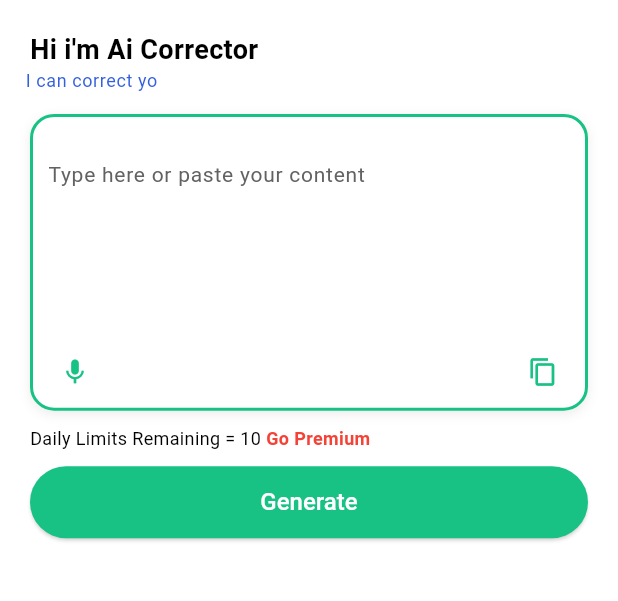
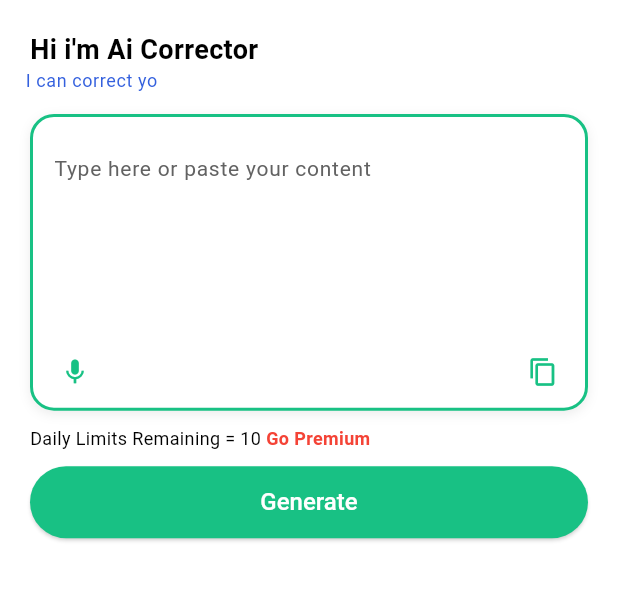
Before and after one commit to Bilal17809/ai_checker_translator, a Flutter app: the BottomNavExample screen opened by its route, after a tap on "Ai corrector", on a phone screen of 412 x 824 dp, the part 84-685 px from its top. Run offline on Flutter 3.47's test engine with Material 3 defaults, Android fonts, the phone set to English and light mode, and no system bars; our stand-ins replace audioplayers, connectivity_plus, curved_navigation_bar, flutter_tts, fluttertoast, get and 6 more; missing offline and left inert: country_flags, dart:ffi, panara_dialogs, translator; accounts and stored records are empty; Roboto replaces fonts that are missing (Montserrat).

Commit message:
07/15/2025 by izhar updated code

```diff
--- a/lib/core/common_widgets/assistent_input_box_widget.dart
+++ b/lib/core/common_widgets/assistent_input_box_widget.dart
@@ -18,7 +18,7 @@ class AssistantInputBox extends StatefulWidget {
   final double? customHeight;
   final List<Widget>? footerButtons;
   final bool showClearIcon;
-
+  final EdgeInsetsGeometry? contentPadding;
   const AssistantInputBox({
     super.key,
     required this.controller,
@@ -33,6 +33,8 @@ class AssistantInputBox extends StatefulWidget {
     this.customHeight,
     this.footerButtons,
     this.showClearIcon = false,
+    this.contentPadding
+
   });
 
   @override
@@ -40,29 +42,28 @@ class AssistantInputBox extends StatefulWidget {
 }
 
 class _AssistantInputBoxState extends State<AssistantInputBox> {
+  final TranslationController controller = Get.put(TranslationController());
+  final ScrollController _scrollController = ScrollController();
   late int currentLength;
 
-  @override
-  void initState() {
-    super.initState();
-    currentLength = widget.controller.text.length;
-    widget.controller.addListener(_updateLength);
-  }
+  // @override
+  // void initState() {
+  //   super.initState();
+  //   currentLength = widget.controller.text.length;
+  //   // widget.controller.addListener(_updateLength);
+  // }
 
-  void _updateLength() {
-    setState(() {
-      currentLength = widget.controller.text.length;
-    });
-  }
+  // // void _updateLength() {
+  // //   setState(() {
+  // //     currentLength = widget.controller.text.length;
+  // //   });
+  // // }
 
-  @override
-  void dispose() {
-    widget.controller.removeListener(_updateLength);
-    super.dispose();
-  }
-
-  final TranslationController controller = Get.put(TranslationController());
-  final ScrollController _scrollController = ScrollController();
+  // // @override
+  // // void dispose() {
+  // //   widget.controller.removeListener(_updateLength);
+  // //   super.dispose();
+  // // }
 
   @override
   Widget build(BuildContext context) {
@@ -70,17 +71,19 @@ class _AssistantInputBoxState extends State<AssistantInputBox> {
       children: [
         Container(
           height:
-          widget.customHeight ?? MediaQuery.of(context).size.height * 0.24,
-          padding: const EdgeInsets.symmetric(horizontal: 04, vertical: 00),
+              widget.customHeight ?? MediaQuery.of(context).size.height * 0.24,
+          padding: const EdgeInsets.symmetric(horizontal: 4),
           decoration: roundedDecoration.copyWith(
             border: Border.all(color: kMintGreen, width: 2),
             borderRadius: widget.borderRadius,
           ),
           child: Column(
-
             crossAxisAlignment: CrossAxisAlignment.start,
             children: [
-              SizedBox(height: 10),
+              // Padding added to avoid overlap with clear button
+              const SizedBox(height: 10),
+
+              // Scrollable TextField
               Expanded(
                 child: ClipRRect(
                   borderRadius: widget.borderRadius,
@@ -89,7 +92,7 @@ class _AssistantInputBoxState extends State<AssistantInputBox> {
                     thumbVisibility: true,
                     child: SingleChildScrollView(
                       controller: _scrollController,
-
+                      padding: const EdgeInsets.only(top: 0),
                       child: CustomTextFormField(
                         readOnly: widget.readOnly,
                         textDirection: widget.textDirection,
@@ -98,14 +101,19 @@ class _AssistantInputBoxState extends State<AssistantInputBox> {
                         hintText: widget.hintText,
                         border: InputBorder.none,
                         suffixIcon: null,
-                        maxLines: null, // important to allow vertical scroll
+                        maxLines: null,
                         keyboardType: TextInputType.multiline,
+                        contentPadding:
+                            widget.contentPadding ??
+                            EdgeInsets.symmetric(horizontal: 02, vertical: 12),
                       ),
                     ),
                   ),
                 ),
               ),
-              if (widget.showFooter) ...[
+
+              // Footer buttons
+              if (widget.showFooter)
                 Row(
                   mainAxisAlignment: MainAxisAlignment.end,
                   crossAxisAlignment: CrossAxisAlignment.start,
@@ -113,22 +121,21 @@ class _AssistantInputBoxState extends State<AssistantInputBox> {
                     if (widget.footerButtons != null) ...widget.footerButtons!,
                   ],
                 ),
-              ],
             ],
           ),
         ),
 
-        // Clear icon
+        // Clear Button at top-right
         if (widget.showClearIcon && widget.controller.text.isNotEmpty)
           Positioned(
             top: 00,
-            right: 8,
+            right: 00,
             child: IconButton(
               icon: const Icon(Icons.close, size: 18),
               onPressed: () {
-                setState(() {
+
                   widget.controller.clear();
-                });
+
               },
             ),
           ),
--- a/lib/core/common_widgets/back_to_home_wrapper.dart
+++ b/lib/core/common_widgets/back_to_home_wrapper.dart
@@ -11,6 +11,7 @@ class BackToHomeWrapper extends StatelessWidget {
   Widget build(BuildContext context) {
     return WillPopScope(
       onWillPop: () async {
+        FocusScope.of(context).unfocus();
         BottomNavExample.bottomNavKey.currentState?.goToHome();
         return true;
       },
--- a/lib/core/common_widgets/fluttertaost_message.dart
+++ b/lib/core/common_widgets/fluttertaost_message.dart
@@ -1,3 +1,4 @@
+import 'dart:io';
 
 import 'package:ai_checker_translator/core/common_widgets/no_internet_dialog.dart';
 import 'package:ai_checker_translator/core/theme/app_colors.dart';
@@ -61,34 +62,40 @@ class Utils {
 
 
 
-  static final RxBool hasInternet = true.obs;
+static final RxBool hasInternet = true.obs;
 
-  static void monitorInternet() {
+static void monitorInternet() {
     Connectivity().onConnectivityChanged.listen((
       List<ConnectivityResult> results,
-    ) {
-      bool isConnected =
-          results.isNotEmpty && !results.contains(ConnectivityResult.none);
+    ) async {
+      // Try pinging a server to confirm internet availability
+      bool isActuallyOnline = await isConnectedToInternet();
 
-      if (!hasInternet.value && isConnected) {
+      if (!hasInternet.value && isActuallyOnline) {
         Utils().toastMessage("Your internet connection has been restored");
       }
-      hasInternet.value = isConnected;
+
+      hasInternet.value = isActuallyOnline;
     });
   }
 
-  static Future<bool> isConnectedToInternet() async {
-    final results = await Connectivity().checkConnectivity();
-    return results.isNotEmpty && !results.contains(ConnectivityResult.none);
+static Future<bool> isConnectedToInternet() async {
+    try {
+      final result = await InternetAddress.lookup('google.com');
+      return result.isNotEmpty && result[0].rawAddress.isNotEmpty;
+    } catch (_) {
+      return false;
+    }
   }
 
-  static Future<bool> checkAndShowNoInternetDialogIfOffline() async {
-    final bool hasInternet = await Utils.isConnectedToInternet();
-    if (!hasInternet) {
+static Future<bool> checkAndShowNoInternetDialogIfOffline() async {
+    final bool online = await isConnectedToInternet();
+    if (!online) {
       Get.dialog(const NoInternetDialog(), barrierDismissible: false);
     }
-    return hasInternet;
+    return online;
   }
+
 
   static Future<void> playCorrectSound() async {
     await _player.stop();
--- a/lib/core/common_widgets/textform_field.dart
+++ b/lib/core/common_widgets/textform_field.dart
@@ -30,6 +30,7 @@ class CustomTextFormField extends StatelessWidget {
   const CustomTextFormField({
     super.key,
     required this.hintText,
+
     this.textDirection,
     this.readOnly = false,
     this.controller,
@@ -58,6 +59,7 @@ class CustomTextFormField extends StatelessWidget {
   @override
   Widget build(BuildContext context) {
     return TextFormField(
+      autofocus: false,
       readOnly: readOnly,
       controller: controller,
       focusNode: focusNode,
@@ -73,6 +75,7 @@ class CustomTextFormField extends StatelessWidget {
         hintText: hintText,
 
 
+
         // hintMaxLines: hintMaxLine,
         maintainHintHeight: true,
         prefixIcon: prefixIcon,
@@ -82,7 +85,7 @@ class CustomTextFormField extends StatelessWidget {
         enabledBorder: enabledBorder ?? InputBorder.none,
         contentPadding:
             contentPadding ??
-            const EdgeInsets.symmetric(horizontal: 02, vertical: 16),
+            const EdgeInsets.symmetric(horizontal: 02, vertical: 12),
       ),
 
     );
--- a/lib/presentations/ai_dictionary/view/ai_dictionary_page.dart
+++ b/lib/presentations/ai_dictionary/view/ai_dictionary_page.dart
@@ -8,6 +8,7 @@ import 'package:ai_checker_translator/core/theme/app_theme.dart';
 import 'package:ai_checker_translator/presentations/ai_dictionary/contrl/ai_dictioanay_contrl.dart';
 import 'package:ai_checker_translator/presentations/ai_dictionary/contrl/animation_controller.dart';
 import 'package:flutter/material.dart';
+import 'package:flutter/services.dart';
 import 'package:get/get.dart';
 import 'package:share_plus/share_plus.dart';
 
@@ -22,10 +23,10 @@ class AiDictionaryPage extends StatefulWidget {
 
 class _AiDictionaryPageState extends State<AiDictionaryPage>
     with AppLifecycleMixin {
-
   // final animatedController = Get.find<AnimatedTextController>();
   final GeminiAiCorrectionController controller =
       Get.find<GeminiAiCorrectionController>();
+
 
 
   @override
@@ -34,6 +35,16 @@ class _AiDictionaryPageState extends State<AiDictionaryPage>
     controller.textCheckPromptController.clear();
     FocusScope.of(context).unfocus();
   }
+
+  @override
+  void dispose() {
+    FocusManager.instance.primaryFocus?.unfocus();
+    Future.delayed(Duration(milliseconds: 10), () {
+      SystemChannels.textInput.invokeMethod('TextInput.hide');
+    });
+    super.dispose();
+  }
+
 
   @override
   Widget build(BuildContext context) {
@@ -48,7 +59,10 @@ class _AiDictionaryPageState extends State<AiDictionaryPage>
           body: Stack(
             children: [
               Padding(
-            padding: const EdgeInsets.symmetric(horizontal: 20, vertical: 20),
+                padding: const EdgeInsets.symmetric(
+                  horizontal: 20,
+                  vertical: 20,
+                ),
                 child: SingleChildScrollView(
                   physics: NeverScrollableScrollPhysics(),
                   child: Column(
@@ -57,7 +71,10 @@ class _AiDictionaryPageState extends State<AiDictionaryPage>
                     children: [
                       const Text(
                         "Hi i'm Ai Corrector",
-                    style: TextStyle(fontSize: 18, fontWeight: FontWeight.bold),
+                        style: TextStyle(
+                          fontSize: 18,
+                          fontWeight: FontWeight.bold,
+                        ),
                       ),
                       AnimatedTypingText(
                         key: widget.key,
@@ -67,32 +84,50 @@ class _AiDictionaryPageState extends State<AiDictionaryPage>
                         style: context.textTheme.bodySmall!.copyWith(
                           color: kBlue,
                         ),
-
                       ),
 
                       const SizedBox(height: 14),
-                  AssistantInputBox(
-                      // readOnly: true,
+                      ValueListenableBuilder<TextEditingValue>(
+                        valueListenable: controller.textCheckPromptController,
+                        builder: (context, value, _) {
+                          return AssistantInputBox(
+                            contentPadding: const EdgeInsets.fromLTRB(
+                              6,
+                              0,
+                              22,
+                              0,
+                            ),
                             hintText: "Type here or paste your content",
                             controller: controller.textCheckPromptController,
                             iconButtons: [],
-                    showClearIcon: true,
+                            showClearIcon: value.text.isNotEmpty,
                             footerButtons: [
                               IconButton(
                                 onPressed: () {
-                          controller.startMicInput(languageISO: 'en-US');
+                                  controller.startMicInput(
+                                    languageISO: 'en-US',
+                                  );
                                 },
-                        icon: Icon(Icons.mic, size: 20, color: kMintGreen),
+                                icon: const Icon(
+                                  Icons.mic,
+                                  size: 20,
+                                  color: kMintGreen,
+                                ),
                               ),
                               const Spacer(),
                               IconButton(
-                        onPressed: () {
-                            controller.copyPromptText();
-                        },
-                        icon: Icon(Icons.copy, size: 20, color: kMintGreen),
+                                onPressed: controller.copyPromptText,
+                                icon: const Icon(
+                                  Icons.copy,
+                                  size: 20,
+                                  color: kMintGreen,
+                                ),
                               ),
                             ],
+                          );
+                        },
                       ),
+
                       const SizedBox(height: 10),
                       Text.rich(
                         TextSpan(
@@ -156,7 +191,9 @@ class _AiDictionaryPageState extends State<AiDictionaryPage>
                             child: SingleChildScrollView(
                               child: GeneratedTextWidget(
                                 onTapShare: () {
-                              Share.share(controller.grammarResponseText.value);
+                                  Share.share(
+                                    controller.grammarResponseText.value,
+                                  );
                                 },
                                 onTapCopy: () {
                                   controller.copyResponseText();
@@ -172,8 +209,7 @@ class _AiDictionaryPageState extends State<AiDictionaryPage>
               ),
             ],
           ),
-
-        )
+        ),
       ),
     );
   }
--- a/lib/presentations/aska/view/ask_ai_screen.dart
+++ b/lib/presentations/aska/view/ask_ai_screen.dart
@@ -26,6 +26,16 @@ class AskAiScreen extends StatefulWidget {
 
 class _AskAiScreenState extends State<AskAiScreen> with AppLifecycleMixin {
   final GeminiController controller = Get.find<GeminiController>();
+
+
+  @override
+  void dispose() {
+    FocusManager.instance.primaryFocus?.unfocus();
+    Future.delayed(Duration(milliseconds: 10), () {
+      SystemChannels.textInput.invokeMethod('TextInput.hide');
+    });
+    super.dispose();
+  }
 
   @override
   void onAppPause() {
@@ -64,12 +74,21 @@ class _AskAiScreenState extends State<AskAiScreen> with AppLifecycleMixin {
 
                     ),
                     const SizedBox(height: 10),
-                    AssistantInputBox(
+                      ValueListenableBuilder<TextEditingValue>(
+                        valueListenable: controller.promptController,
+                        builder: (context, value, _) {
+                          return AssistantInputBox(
+                            contentPadding: const EdgeInsets.fromLTRB(
+                              06,
+                              0,
+                              22,
+                              00,
+                            ),
                             readOnly: false,
                             hintText: "Type here or paste your content",
                             controller: controller.promptController,
                             iconButtons: [],
-                      showClearIcon: true,
+                            showClearIcon: value.text.isNotEmpty,
                             footerButtons: [
                               IconButton(
                                 onPressed:
@@ -92,7 +111,10 @@ class _AskAiScreenState extends State<AskAiScreen> with AppLifecycleMixin {
                                 ),
                               ),
                             ],
+                          );
+                        },
 ),
+
                     const SizedBox(height: 10),
                     Text.rich(
                       TextSpan(
--- a/lib/presentations/aska/widgets/text_generated_widget.dart
+++ b/lib/presentations/aska/widgets/text_generated_widget.dart
@@ -49,7 +49,10 @@ class _GeneratedTextWidgetState extends State<GeneratedTextWidget> {
         child: Column(
           mainAxisSize: MainAxisSize.min,
           children: [
+            SizedBox(height: 10),
             Expanded(
+              child: ClipRRect(
+                borderRadius: BorderRadius.circular(10),
                 child: Scrollbar(
                   controller: _scrollController,
                   thumbVisibility: true,
@@ -58,6 +61,7 @@ class _GeneratedTextWidgetState extends State<GeneratedTextWidget> {
                     child: Align(
                       alignment: Alignment.topLeft,
                       child: _buildContent(),
+                    ),
                   ),
                 ),
               ),
--- a/lib/presentations/home/view/home_view.dart
+++ b/lib/presentations/home/view/home_view.dart
@@ -1,3 +1,4 @@
+import 'package:ai_checker_translator/presentations/ai_dictionary/contrl/ai_dictioanay_contrl.dart';
 import 'package:ai_checker_translator/presentations/ai_dictionary/view/ai_dictionary_page.dart';
 import 'package:ai_checker_translator/presentations/aska/view/ask_ai_screen.dart';
 import 'package:ai_checker_translator/presentations/bottom_nav_bar/bottom_nav_bar.dart';
@@ -8,7 +9,6 @@ import 'package:get/get.dart';
 import 'package:ai_checker_translator/core/common_widgets/common_appbar_widget.dart';
 import 'package:ai_checker_translator/core/common_widgets/custom_drawer.dart';
 import 'package:ai_checker_translator/core/routes/routes_name.dart';
-import 'package:ai_checker_translator/core/theme/app_colors.dart';
 import 'package:ai_checker_translator/gen/assets.gen.dart';
 import '../../aska/controller/gemini_controller.dart';
 import '../widgets/feature_card_widget.dart';
@@ -23,16 +23,39 @@ class HomeView extends StatefulWidget {
 
 class _HomeViewState extends State<HomeView> {
   final geminicontroller = Get.find<GeminiController>();
+  final FocusScopeNode _focusScopeNode = FocusScopeNode();
+  GeminiAiCorrectionController geminiAiCorrectionController =
+      Get.find<GeminiAiCorrectionController>();
+
+  @override
+  void dispose() {
+    FocusManager.instance.primaryFocus?.unfocus();
+    Future.delayed(Duration(milliseconds: 10), () {
+      SystemChannels.textInput.invokeMethod('TextInput.hide');
+    });
+    super.dispose();
+  }
+
 
   @override
   Widget build(BuildContext context) {
-    return Scaffold(
+    print(
+      "Keyboard bugs check: ${FocusManager.instance.primaryFocus?.debugLabel}",
+    );
+    return FocusScope(
+      node: _focusScopeNode,
+      child: GestureDetector(
+        onTap: () => _focusScopeNode.unfocus(),
+        child: Scaffold(
           appBar: CommonAppbarWidget(),
           drawer: CustomDrawer(),
           body: LayoutBuilder(
             builder: (context, constraints) {
               return Padding(
-            padding: const EdgeInsets.symmetric(horizontal: 14, vertical: 20),
+                padding: const EdgeInsets.symmetric(
+                  horizontal: 14,
+                  vertical: 20,
+                ),
                 child: ConstrainedBox(
                   constraints: BoxConstraints(minHeight: constraints.maxHeight),
                   child: IntrinsicHeight(
@@ -55,7 +78,8 @@ class _HomeViewState extends State<HomeView> {
                               Expanded(
                                 child: FeatureCardWidget(
                                   OnTap: () {
-                                geminiAiCorrectionController.resetController();
+                                    geminiAiCorrectionController
+                                        .resetController();
                                     Get.to(() => AiDictionaryPage());
                                   },
                                   image: Assets.aicorrectionicon.path,
@@ -66,8 +90,7 @@ class _HomeViewState extends State<HomeView> {
                               const SizedBox(width: 8),
                               Expanded(
                                 child: FeatureCardWidget(
-                              OnTap:
-                                  () => Get.to(() => ParaphraseView()),
+                                  OnTap: () => Get.to(() => ParaphraseView()),
                                   image: Assets.paraphrasericon.path,
                                   title: "Paraphraser",
                                 ),
@@ -117,7 +140,10 @@ class _HomeViewState extends State<HomeView> {
                           showActionButton: true,
                           actionButtonText: "Let’s Go",
                           onActionPressed:
-                          () => Get.toNamed(RoutesName.quizzesCategoryScreen),
+                              () {
+                            FocusScope.of(context).unfocus();
+                            Get.toNamed(RoutesName.quizzesCategoryScreen);
+                          },
                         ),
                       ],
                     ),
@@ -126,6 +152,8 @@ class _HomeViewState extends State<HomeView> {
               );
             },
           ),
+        ),
+      ),
     );
   }
 }
--- a/lib/presentations/paraphrase/controller/paraphrase_controller.dart
+++ b/lib/presentations/paraphrase/controller/paraphrase_controller.dart
@@ -27,7 +27,7 @@ class ParaphraseController extends GetxController {
     'com.example.getx_practice_app/speech_Text',
   );
 
-  // ✅ PageView logic for TopicPhrasesScreen
+
   final pageController = PageController();
   var currentPageIndex = 0.obs;
 
@@ -37,7 +37,6 @@ class ParaphraseController extends GetxController {
     fetchTopics();
   }
 
-  // 🔍 Search logic
   void searchTopics(String query) {
     if (query.trim().isEmpty) {
       filteredTopics.value = topicsList;
@@ -66,7 +65,7 @@ class ParaphraseController extends GetxController {
     }
   }
 
-  // 📥 Fetch phrases by topic ID
+
   Future<void> fetchTopicPhrasebyTopicId(int topicId) async {
     isLoading.value = true;
     try {
@@ -126,7 +125,6 @@ class ParaphraseController extends GetxController {
       isSpeaking.value = false;
     }
   }
-
   void copyExplanation(String explanation) {
     Utils.copyTextFrom(text: explanation);
   }
```
Also changed, not shown: lib/presentations/bottom_nav_bar/bottom_nav_bar.dart (+15 -11 lines), lib/presentations/quizzes_category_screen/view/quizess_category_screen.dart (+21 -0 lines), lib/presentations/quizzes_result/widgets/score_circle_widget.dart (+13 -16 lines), 1 other file. Lines whose indentation alone changed are shown as unchanged.
